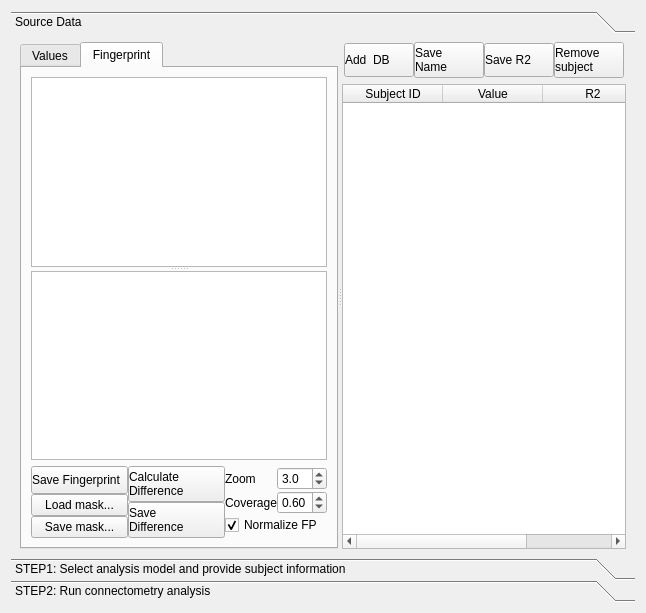
Above: tracking/vbc_dialog.ui from frankyeh/DSI-Studio before the change. Below: the same form after it.
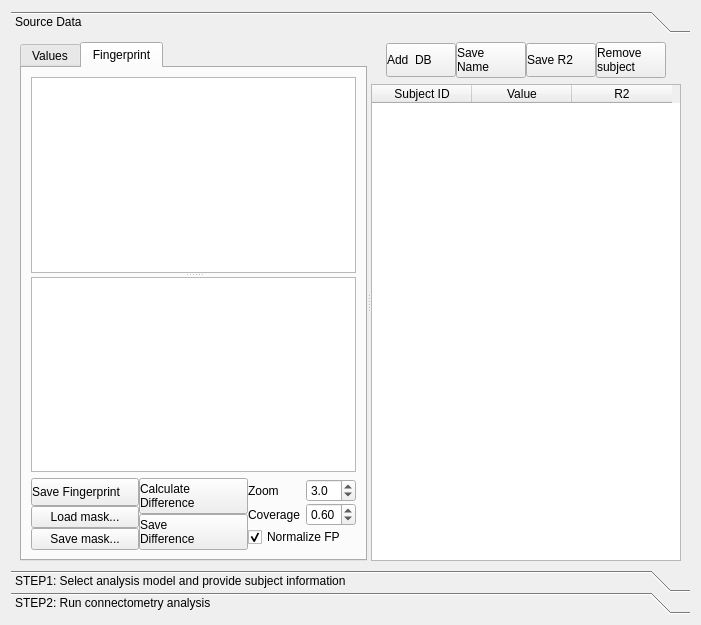
That is the form after the change. Icons and pictures are not drawn. Custom widgets are drawn as their Qt base class.

```diff
--- a/tracking/vbc_dialog.ui
+++ b/tracking/vbc_dialog.ui
@@ -6,8 +6,8 @@
    <rect>
     <x>0</x>
     <y>0</y>
-    <width>646</width>
-    <height>613</height>
+    <width>701</width>
+    <height>625</height>
    </rect>
   </property>
   <property name="windowTitle">
@@ -46,8 +46,8 @@
           <rect>
            <x>0</x>
            <y>0</y>
-           <width>641</width>
-           <height>515</height>
+           <width>683</width>
+           <height>544</height>
           </rect>
          </property>
          <attribute name="label">
```
Left out of the diff: 8 changed lines with no effect on the pictures.
